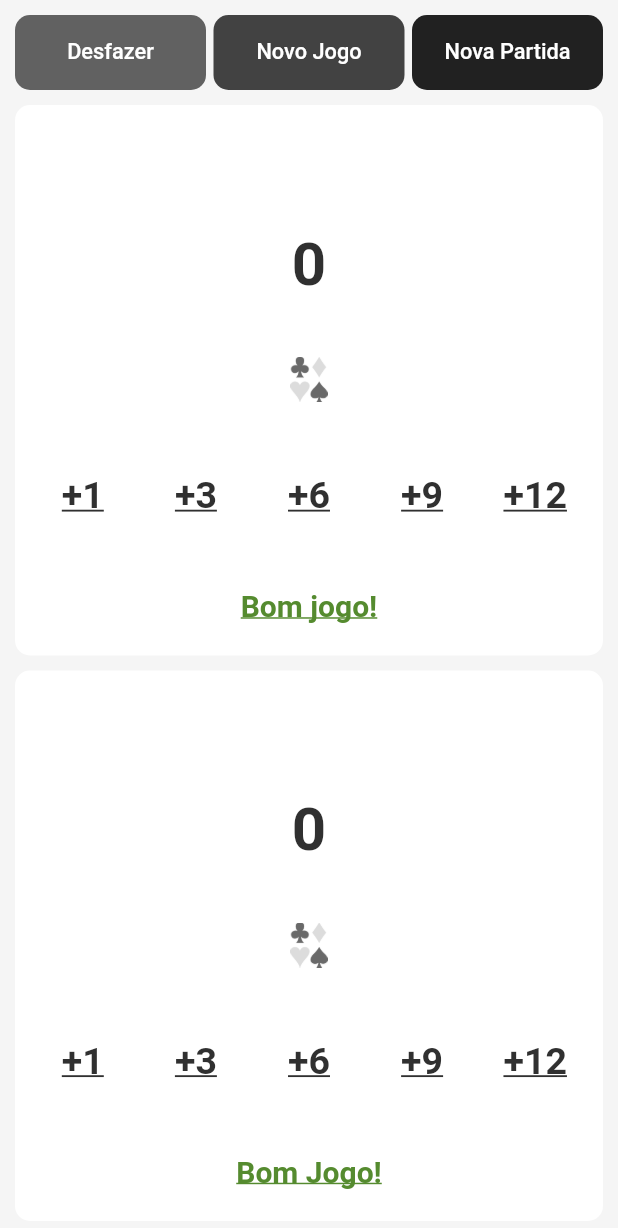
After one commit to jhonathanqz/deck_marker, a Flutter app: the NewJogoTruco screen opened by its route, item 2 of the bottom bar chosen, after a tap on "Desfazer", on a phone screen of 412 x 824 dp. The commit adds this screen. Shown: the top 1228 px of the screen. Run offline on Flutter 3.47's test engine with Material 2 defaults, Android fonts, the phone set to English and light mode, and no system bars; our stand-ins replace firebase_core, firebase_messaging, flutter_local_notifications, flutter_mobx, font_awesome_flutter, get_it and 2 more; accounts and stored records are empty; generated files the repository leaves out were written again; Roboto replaces fonts that are missing (Montserrat).

Commit message:
Configure new layout from game truco

```diff
--- a/lib/app/app_module.dart
+++ b/lib/app/app_module.dart
@@ -9,6 +9,7 @@ import 'package:deck_marker/presentation/features/splash/pages/splash_screen_pag
 import 'package:deck_marker/presentation/features/truco/pages/escolha_do_jogo_truco.dart';
 import 'package:deck_marker/presentation/features/truco/pages/home_jogador.dart';
 import 'package:deck_marker/presentation/features/truco/pages/jogo_truco.dart';
+import 'package:deck_marker/presentation/features/truco/pages/new_jogo_truco.dart';
 import 'package:flutter/material.dart';
 
 class AppModule {
@@ -24,6 +25,7 @@ class AppModule {
     NameRoute.homeJogadorTruco: (_) => const HomeJogador(),
     NameRoute.escolhaJogoTruco: (_) => const EscolhaDoJogoTruco(),
     NameRoute.jogoTruco: (_) => const HomeJogo(),
+    NameRoute.newJogoTruco: (_) => const NewJogoTruco(),
   };
 
   static ThemeData get theme => ThemeData(
--- a/lib/app/name_route.dart
+++ b/lib/app/name_route.dart
@@ -10,4 +10,5 @@ class NameRoute {
   static const String homeJogadorTruco = '/home-jogador-truco';
   static const String escolhaJogoTruco = '/escolha-truco';
   static const String jogoTruco = '/jogo-truco';
+  static const String newJogoTruco = '/truco-teste';
 }
--- a/lib/escolha_marcador.dart
+++ b/lib/escolha_marcador.dart
@@ -46,6 +46,7 @@ class EscolhaMarcador extends StatelessWidget {
                         colorBackground: AppColors.cardsColor,
                         function: () {
                           coolNavigate.navigateTo(NameRoute.escolhaJogoTruco);
+                          //coolNavigate.navigateTo(NameRoute.trucoTeste);
                         },
                       ),
                       CardEscolhaJogo(
--- a/lib/presentation/features/truco/pages/home_jogador.dart
+++ b/lib/presentation/features/truco/pages/home_jogador.dart
@@ -180,9 +180,9 @@ class _HomeJogadorState extends State<HomeJogador> {
 
   void _start(BuildContext context) {
     if (ij.forPlayers == true && ij.isForPlayersValid == true) {
-      coolNavigate.pushReplacementNamed(NameRoute.jogoTruco);
+      coolNavigate.pushReplacementNamed(NameRoute.newJogoTruco);
     } else if (ij.isPlayersValid == true && ij.forPlayers == false) {
-      coolNavigate.pushReplacementNamed(NameRoute.jogoTruco);
+      coolNavigate.pushReplacementNamed(NameRoute.newJogoTruco);
     } else {
       _onFail(context);
     }
--- /dev/null
+++ b/lib/presentation/features/truco/pages/new_jogo_truco.dart
@@ -0,0 +1,401 @@
+import 'package:deck_marker/app/injection_container.dart';
+import 'package:deck_marker/app/name_route.dart';
+import 'package:deck_marker/presentation/features/buraco/widgets/alert_nova_partida.dart';
+import 'package:deck_marker/presentation/features/truco/mobx/truco.store.dart';
+import 'package:deck_marker/presentation/features/truco/widgets/alert_novo_jogo_truco.dart';
+import 'package:deck_marker/presentation/features/truco/widgets/row_button_truco.dart';
+import 'package:deck_marker/presentation/features/truco/widgets/row_buttons.dart';
+import 'package:deck_marker/presentation/shared/helpers/dialog_helper.dart';
+import 'package:deck_marker/presentation/shared/style/app_colors.dart';
+import 'package:deck_marker/presentation/shared/style/app_edge_insets.dart';
+import 'package:deck_marker/presentation/shared/style/app_images.dart';
+import 'package:deck_marker/presentation/shared/style/app_input_border.dart';
+import 'package:deck_marker/presentation/shared/style/app_spacing.dart';
+import 'package:deck_marker/presentation/shared/style/app_text_styles.dart';
+import 'package:deck_marker/utils/cool_navigate.dart';
+import 'package:deck_marker/utils/layout.dart';
+import 'package:flutter/material.dart';
+import 'package:flutter_mobx/flutter_mobx.dart';
+
+class NewJogoTruco extends StatefulWidget {
+  const NewJogoTruco({Key? key}) : super(key: key);
+
+  @override
+  _NewJogoTrucoState createState() => _NewJogoTrucoState();
+}
+
+class _NewJogoTrucoState extends State<NewJogoTruco> {
+  final ts = sl<TrucoStore>();
+
+  @override
+  Widget build(BuildContext context) {
+    return Observer(
+      builder: (_) {
+        return SafeArea(
+          child: Scaffold(
+            backgroundColor: AppColors.background,
+            body: Column(
+              children: [
+                Expanded(
+                  child: Container(
+                    padding: AppEdgeInsets.sdAll,
+                    child: Column(
+                      children: [
+                        RowButtons(
+                          desfazer: () => _desfazer(),
+                          novoJogo: () => _novoJogo(),
+                          novaPartida: () => _novaPartida(),
+                        ),
+                        AppSpacing.sm,
+                        Expanded(
+                          child: Container(
+                            decoration: AppInputBorder.borderRadius,
+                            padding: AppEdgeInsets.sdAll,
+                            width: Layout.getSize(context).width,
+                            child: Column(
+                              crossAxisAlignment: CrossAxisAlignment.start,
+                              mainAxisAlignment: MainAxisAlignment.spaceEvenly,
+                              children: [
+                                Center(
+                                  child: Text(
+                                    ts.forPlayers
+                                        ? '${ts.nameJogador1} | ${ts.nameJogador2} '
+                                        : ts.nameJogador1,
+                                    style: AppTextStyles.headingBold,
+                                  ),
+                                ),
+                                AppSpacing.md,
+                                Center(
+                                  child: Text(
+                                    '${ts.time1}',
+                                    style: AppTextStyles.headingBold.copyWith(
+                                      fontSize: 40,
+                                    ),
+                                  ),
+                                ),
+                                AppSpacing.md,
+                                Center(
+                                  child: SizedBox(
+                                    height: 30,
+                                    child: Image.asset(
+                                      AppImages.cartas,
+                                    ),
+                                  ),
+                                ),
+                                AppSpacing.md,
+                                RowButtonTruco(
+                                  increase1: () =>
+                                      _increaseScore1(teamNumber: 1),
+                                  increase3: () =>
+                                      _increaseScore3(teamNumber: 1),
+                                  increase6: () =>
+                                      _increaseScore6(teamNumber: 1),
+                                  increase9: () =>
+                                      _increaseScore9(teamNumber: 1),
+                                  increase12: () =>
+                                      _increaseScore12(teamNumber: 1),
+                                ),
+                                AppSpacing.md,
+                                Visibility(
+                                  visible: true,
+                                  child: Center(
+                                    child: Text(
+                                      ts.messageTime1,
+                                      style: AppTextStyles.headingBold.copyWith(
+                                        color: ts.time2 >= 12
+                                            ? AppColors.red700
+                                            : AppColors.greenInformation,
+                                        decoration: TextDecoration.underline,
+                                      ),
+                                    ),
+                                  ),
+                                ),
+                              ],
+                            ),
+                          ),
+                        ),
+                        AppSpacing.sm,
+                        Expanded(
+                          child: Container(
+                            decoration: AppInputBorder.borderRadius,
+                            padding: AppEdgeInsets.sdAll,
+                            width: Layout.getSize(context).width,
+                            child: Column(
+                              crossAxisAlignment: CrossAxisAlignment.start,
+                              mainAxisAlignment: MainAxisAlignment.spaceEvenly,
+                              children: [
+                                Center(
+                                  child: Text(
+                                    ts.forPlayers
+                                        ? '${ts.nameJogador3} | ${ts.nameJogador4} '
+                                        : ts.nameJogador2,
+                                    style: AppTextStyles.headingBold,
+                                  ),
+                                ),
+                                AppSpacing.md,
+                                Center(
+                                  child: Text(
+                                    '${ts.time2}',
+                                    style: AppTextStyles.headingBold.copyWith(
+                                      fontSize: 40,
+                                    ),
+                                  ),
+                                ),
+                                AppSpacing.md,
+                                Center(
+                                  child: SizedBox(
+                                    height: 30,
+                                    child: Image.asset(
+                                      AppImages.cartas,
+                                    ),
+                                  ),
+                                ),
+                                AppSpacing.md,
+                                RowButtonTruco(
+                                  increase1: () =>
+                                      _increaseScore1(teamNumber: 2),
+                                  increase3: () =>
+                                      _increaseScore3(teamNumber: 2),
+                                  increase6: () =>
+                                      _increaseScore6(teamNumber: 2),
+                                  increase9: () =>
+                                      _increaseScore9(teamNumber: 2),
+                                  increase12: () =>
+                                      _increaseScore12(teamNumber: 2),
+                                ),
+                                AppSpacing.md,
+                                Visibility(
+                                  visible: true,
+                                  child: Center(
+                                    child: Text(
+                                      ts.messageTime2,
+                                      style: AppTextStyles.headingBold.copyWith(
+                                        color: ts.time1 >= 12
+                                            ? AppColors.red700
+                                            : AppColors.greenInformation,
+                                        decoration: TextDecoration.underline,
+                                      ),
+                                    ),
+                                  ),
+                                ),
+                              ],
+                            ),
+                          ),
+                        ),
+                      ],
+                    ),
+                  ),
+                ),
+              ],
+            ),
+          ),
+        );
+      },
+    );
+  }
+
+  void _increaseScore1({
+    required int teamNumber,
+  }) {
+    if (teamNumber == 1) {
+      if (ts.time1 >= 0 && ts.time1 <= 11 && ts.time2 < 12) {
+        _changeTimeum(1);
+        ts.a = 1;
+        ts.b = 0;
+        _mensagemTime1();
+      }
+
+      if (ts.time2 >= 12) {
+        ts.messageTime1 = "Por favor, inicie um novo Jogo!";
+      }
+      return;
+    }
+    if (teamNumber == 2) {
+      if (ts.time2 >= 0 && ts.time2 <= 11 && ts.time1 < 12) {
+        _changeTimedois(1);
+        ts.a = 0;
+        ts.b = 1;
+
+        _mensagemTime2();
+      }
+      return;
+    }
+  }
+
+  void _increaseScore3({
+    required int teamNumber,
+  }) {
+    if (teamNumber == 1) {
+      if (ts.time1 >= 0 && ts.time1 <= 11 && ts.time2 < 12) {
+        _changeTimeum(3);
+        ts.a = 3;
+        ts.b = 0;
+        _mensagemTime1();
+      }
+      return;
+    }
+    if (teamNumber == 2) {
+      if (ts.time2 >= 0 && ts.time2 <= 11 && ts.time1 < 12) {
+        _changeTimedois(3);
+        ts.a = 0;
+        ts.b = 3;
+
+        _mensagemTime2();
+      }
+      return;
+    }
+  }
+
+  void _increaseScore6({
+    required int teamNumber,
+  }) {
+    if (teamNumber == 1) {
+      if (ts.time1 >= 0 && ts.time1 <= 11 && ts.time2 < 12) {
+        _changeTimeum(6);
+        ts.a = 6;
+        ts.b = 0;
+        _mensagemTime1();
+      }
+      return;
+    }
+    if (teamNumber == 2) {
+      if (ts.time2 >= 0 && ts.time2 <= 11 && ts.time1 < 12) {
+        _changeTimedois(6);
+        ts.a = 0;
+        ts.b = 6;
+
+        _mensagemTime2();
+      }
+      return;
+    }
+  }
+
+  void _increaseScore9({
+    required int teamNumber,
+  }) {
+    if (teamNumber == 1) {
+      if (ts.time1 >= 0 && ts.time1 <= 11 && ts.time2 < 12) {
+        _changeTimeum(9);
+        ts.a = 9;
+        ts.b = 0;
+        _mensagemTime1();
+      }
+      return;
+    }
+    if (teamNumber == 2) {
+      if (ts.time2 >= 0 && ts.time2 <= 11 && ts.time1 < 12) {
+        _changeTimedois(9);
+        ts.a = 0;
+        ts.b = 9;
+
+        _mensagemTime2();
+      }
+      return;
+    }
+  }
+
+  void _increaseScore12({
+    required int teamNumber,
+  }) {
+    if (teamNumber == 1) {
+      if (ts.time1 >= 0 && ts.time1 <= 11 && ts.time2 < 12) {
+        _changeTimeum(12);
+        ts.a = 12;
+        ts.b = 0;
+        _mensagemTime1();
+      }
+      return;
+    }
+    if (teamNumber == 2) {
+      if (ts.time2 >= 0 && ts.time2 <= 11 && ts.time1 < 12) {
+        _changeTimedois(12);
+        ts.a = 0;
+        ts.b = 12;
+
+        _mensagemTime2();
+      }
+      return;
+    }
+  }
+
+  void _novoJogo() {
+    DialogHelper.open(
+      context: context,
+      content: AlertNovoJogoTruco(
+        function: () async {
+          ts.novoJogo();
+          coolNavigate.goBack();
+        },
+      ),
+    );
+  }
+
+  void _novaPartida() {
+    DialogHelper.open(
+      context: context,
+      content: AlertNovaPartida(
+        function: () async {
+          ts.deleteAll();
+          coolNavigate.goBack();
+          coolNavigate.removeUntil(NameRoute.escolhaJogoTruco);
+        },
+      ),
+    );
+  }
+
+  void _desfazer() {
+    ts.reverse();
+    _mensagemTime1();
+    _mensagemTime2();
+  }
+
+  void _changeTimeum(int delta) {
+    setState(() {
+      ts.time1 += delta;
+    });
+  }
+
+  void _mensagemTime1() {
+    setState(() {
+      if (ts.time1 < 0) {
+        ts.messageTime1 = "Começou perdendo! ???";
+      } else if (ts.time1 < 11) {
+        ts.messageTime1 = "Bom jogo!";
+      } else if (ts.time1 == 11) {
+        ts.messageTime1 = "Mão de 11. Boa Sorte!";
+      } else if (ts.time1 >= 12) {
+        ts.messageTime1 = "Parabéns, vocês ganharam o Jogo!!!";
+        ts.messageTime2 = "Vocês perderam!";
+      } else if (ts.time2 >= 12) {
+        ts.messageTime1 = "Por favor, inicie um novo Jogo!";
+      } else {
+        ts.messageTime1 = "Parabéns, vocês ganharam o Jogo!!!";
+      }
+    });
+  }
+
+  void _changeTimedois(int delta) {
+    setState(() {
+      ts.time2 += delta;
+    });
+  }
+
+  void _mensagemTime2() {
+    setState(() {
+      if (ts.time2 < 0) {
+        ts.messageTime2 = "Começou perdendo! ???";
+      } else if (ts.time2 < 11) {
+        ts.messageTime2 = "Bom Jogo!";
+      } else if (ts.time2 == 11) {
+        ts.messageTime2 = "Mão de 11. Boa Sorte!";
+      } else if (ts.time2 >= 12) {
+        ts.messageTime2 = "Parabéns, vocês ganharam o Jogo!!!";
+        ts.messageTime1 = "Vocês perderam!";
+      } else if (ts.time1 >= 12) {
+        ts.messageTime2 = "Por favor, inicie um novo jogo!";
+      } else {
+        ts.messageTime2 = "Parabéns, vocês ganharam o Jogo!!!";
+      }
+    });
+  }
+}
--- /dev/null
+++ b/lib/presentation/features/truco/widgets/row_button_truco.dart
@@ -0,0 +1,91 @@
+import 'package:deck_marker/presentation/shared/style/app_spacing.dart';
+import 'package:deck_marker/presentation/shared/style/app_text_styles.dart';
+import 'package:flutter/material.dart';
+
+class RowButtonTruco extends StatelessWidget {
+  const RowButtonTruco({
+    Key? key,
+    required this.increase1,
+    required this.increase3,
+    required this.increase6,
+    required this.increase9,
+    required this.increase12,
+  }) : super(key: key);
+  final Function() increase1;
+  final Function() increase3;
+  final Function() increase6;
+  final Function() increase9;
+  final Function() increase12;
+
+  @override
+  Widget build(BuildContext context) {
+    return Row(
+      children: [
+        Expanded(
+          child: TextButton(
+            onPressed: increase1,
+            child: Text(
+              '+1',
+              style: AppTextStyles.headingBold.copyWith(
+                fontSize: 25,
+                decoration: TextDecoration.underline,
+              ),
+            ),
+          ),
+        ),
+        AppSpacing.minW,
+        Expanded(
+          child: TextButton(
+            onPressed: increase3,
+            child: Text(
+              '+3',
+              style: AppTextStyles.headingBold.copyWith(
+                fontSize: 25,
+                decoration: TextDecoration.underline,
+              ),
+            ),
+          ),
+        ),
+        AppSpacing.minW,
+        Expanded(
+          child: TextButton(
+            onPressed: increase6,
+            child: Text(
+              '+6',
+              style: AppTextStyles.headingBold.copyWith(
+                fontSize: 25,
+                decoration: TextDecoration.underline,
+              ),
+            ),
+          ),
+        ),
+        AppSpacing.minW,
+        Expanded(
+          child: TextButton(
+            onPressed: increase9,
+            child: Text(
+              '+9',
+              style: AppTextStyles.headingBold.copyWith(
+                fontSize: 25,
+                decoration: TextDecoration.underline,
+              ),
+            ),
+          ),
+        ),
+        AppSpacing.minW,
+        Expanded(
+          child: TextButton(
+            onPressed: increase12,
+            child: Text(
+              '+12',
+              style: AppTextStyles.headingBold.copyWith(
+                fontSize: 25,
+                decoration: TextDecoration.underline,
+              ),
+            ),
+          ),
+        ),
+      ],
+    );
+  }
+}
--- /dev/null
+++ b/lib/presentation/features/truco/widgets/row_buttons.dart
@@ -0,0 +1,50 @@
+import 'package:deck_marker/presentation/shared/style/app_colors.dart';
+import 'package:deck_marker/presentation/shared/style/app_spacing.dart';
+import 'package:deck_marker/presentation/shared/widgets/button/button_primary.dart';
+import 'package:flutter/material.dart';
+
+class RowButtons extends StatelessWidget {
+  const RowButtons({
+    Key? key,
+    required this.desfazer,
+    required this.novoJogo,
+    required this.novaPartida,
+  }) : super(key: key);
+  final Function() novoJogo;
+  final Function() novaPartida;
+  final Function() desfazer;
+
+  @override
+  Widget build(BuildContext context) {
+    return Row(
+      children: [
+        Expanded(
+          child: ButtonPrimary(
+            onTap: desfazer,
+            title: 'Desfazer',
+            colorButton: AppColors.grey700,
+            colorText: AppColors.white,
+          ),
+        ),
+        AppSpacing.minW,
+        Expanded(
+          child: ButtonPrimary(
+            onTap: novoJogo,
+            title: 'Novo Jogo',
+            colorButton: AppColors.grey800,
+            colorText: AppColors.white,
+          ),
+        ),
+        AppSpacing.minW,
+        Expanded(
+          child: ButtonPrimary(
+            onTap: novaPartida,
+            title: 'Nova Partida',
+            colorButton: AppColors.grey900,
+            colorText: AppColors.white,
+          ),
+        ),
+      ],
+    );
+  }
+}
--- a/lib/presentation/shared/style/app_colors.dart
+++ b/lib/presentation/shared/style/app_colors.dart
@@ -23,6 +23,7 @@ class AppColors {
   static final Color mediumGrey = Colors.grey[400]!;
   static final Color grey2 = Colors.grey[200]!;
   static final Color grey3 = Colors.grey[300]!;
+  static final Color grey700 = Colors.grey[700]!;
   static final Color grey800 = Colors.grey[800]!;
   static final Color grey900 = Colors.grey[900]!;
   static const Color lightGreen = Color(0xFF57C79A);
--- a/lib/presentation/shared/style/app_images.dart
+++ b/lib/presentation/shared/style/app_images.dart
@@ -7,4 +7,5 @@ class AppImages {
   static String buracoIcon = 'images/buracoo2.png';
   static String trucoIcon = 'images/trucoo.png';
   static String buraco = 'images/buraco.png';
+  static String cartas = 'images/cartas1.png';
 }
```
